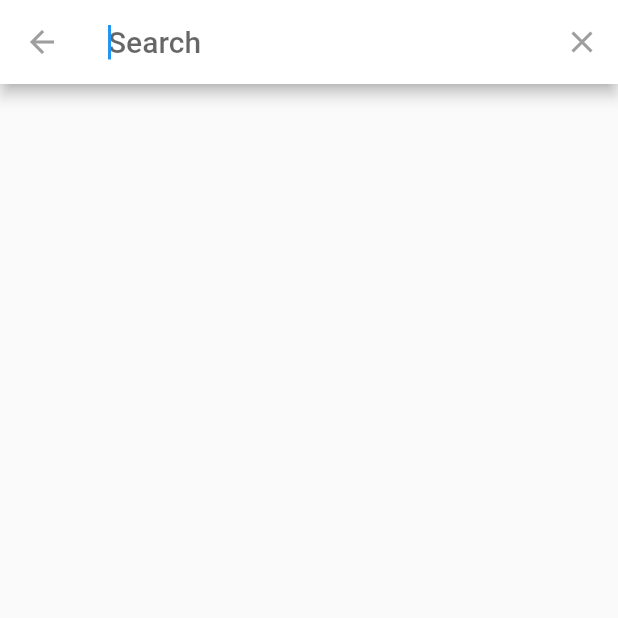
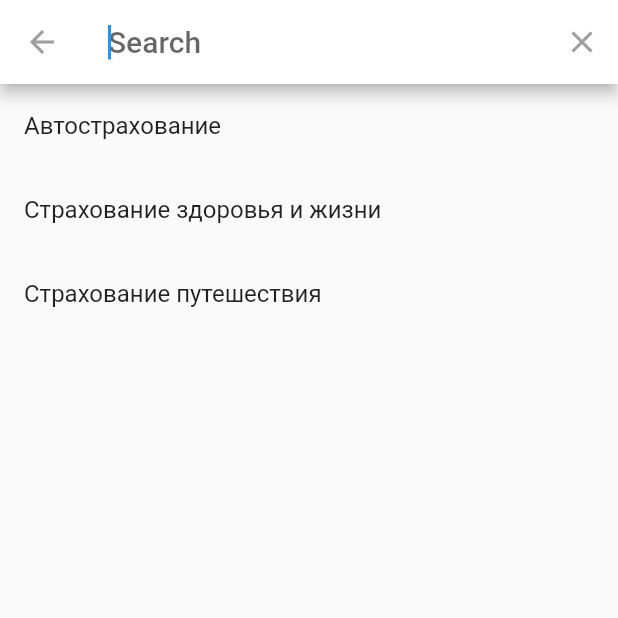
Before and after one commit to dtb4life/Insurancy-Company, a Flutter app: the InsuranceRequestsList screen opened directly, after a tap on the "thumb up" icon, after a tap on the "thumb down" icon, after a tap on the "search" icon, on a phone screen of 412 x 824 dp, the top half of it. Run offline on Flutter 3.47's test engine with Material 2 defaults, Android fonts, the phone set to English and light mode, and no system bars; missing offline and left inert: animated_radial_menu; network calls fail.

Commit message:
Search suggestions

```diff
--- a/lib/requests.dart
+++ b/lib/requests.dart
@@ -52,7 +52,25 @@ class MySearchDelegate extends SearchDelegate{
   Widget buildResults(BuildContext context) => Container();
 
   @override
-  Widget buildSuggestions(BuildContext context) => Container();
+  Widget buildSuggestions(BuildContext context) {
+    List<String> suggestions = [
+      'Автострахование',
+      'Страхование здоровья и жизни',
+      'Страхование путешествия',
+    ];
+
+    return ListView.builder(
+      itemCount: suggestions.length,
+      itemBuilder: (context, index){
+        final suggestion = suggestions[index];
+
+        return ListTile(
+          title: Text(suggestion),
+          onTap: () {},
+        );
+      },
+      );
+  }
 }
 
 
```
